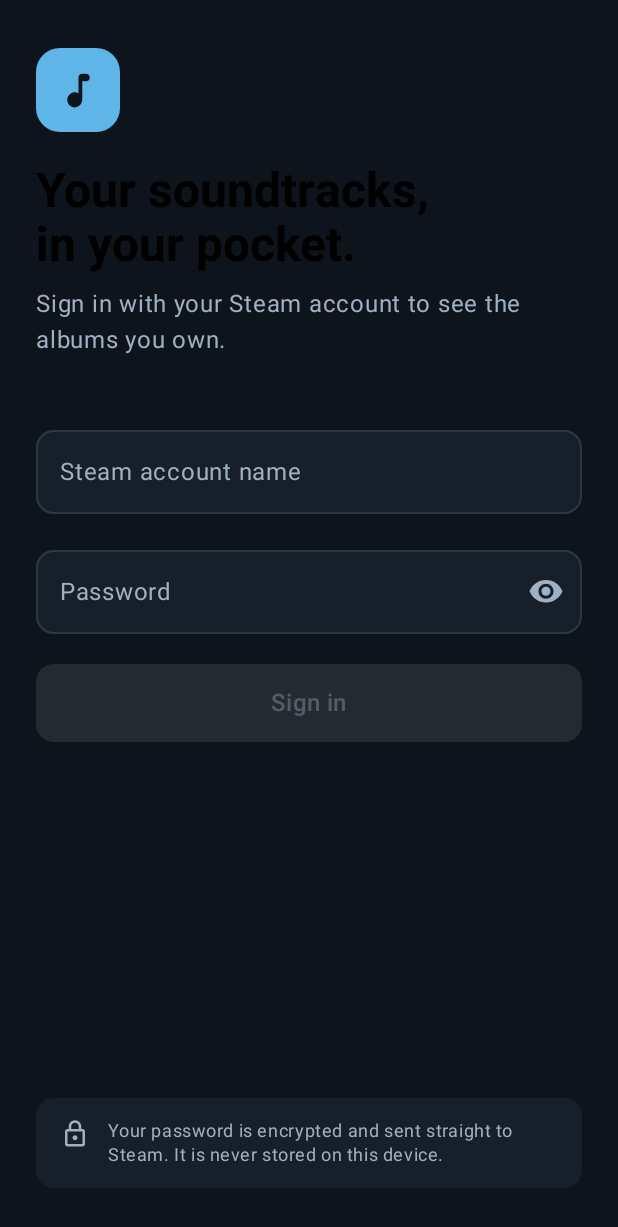
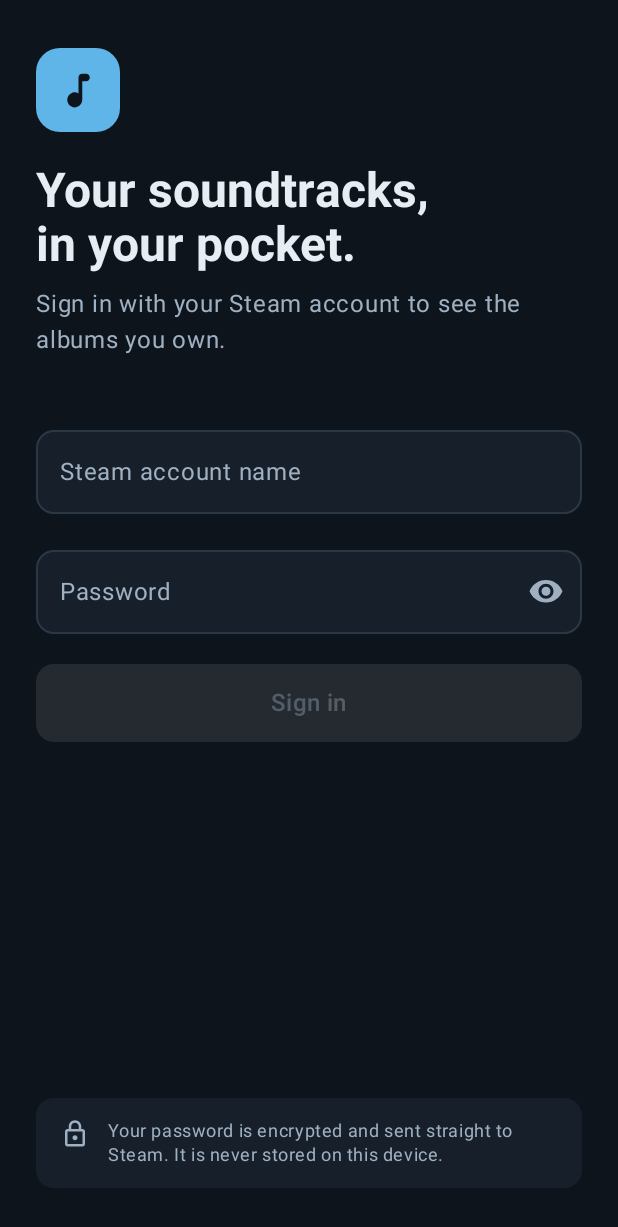
Before and after one commit to loki666/steam-soundtrack-player, an Android app built with Jetpack Compose: the screen it shows after launch (MainActivity), on a phone screen of 412 x 824 dp. Shown: the top 1227 px of the screen. Run offline under Robolectric (Android 15) with nearby library versions, the phone set to English and light mode, and no system bars; our stand-ins replace Navigation 3; libraries missing offline, so code that uses them is left out: kotlinx.coroutines.guava, org.bouncycastle.jce; pictures from the network do not load; 12 statements that could not run were skipped.

Commit message:
fix: default text to the theme's primary color
Screens paint their own backgrounds instead of sitting in a Surface, so
nothing set LocalContentColor and uncolored Text (the Library title, album
titles) rendered black on the dark background. SoundtrackTheme now provides
TextPrimary (#E6EDF3), as the design canvas does on each screen root.

Co-Authored-By: Claude Opus 5.5 <noreply@anthropic.com>

```diff
--- a/app/src/main/java/io/github/loki666/soundtrackplayer/ui/theme/Theme.kt
+++ b/app/src/main/java/io/github/loki666/soundtrackplayer/ui/theme/Theme.kt
@@ -1,9 +1,11 @@
 package io.github.loki666.soundtrackplayer.ui.theme
 
+import androidx.compose.material3.LocalContentColor
 import androidx.compose.material3.MaterialTheme
 import androidx.compose.material3.Typography
 import androidx.compose.material3.darkColorScheme
 import androidx.compose.runtime.Composable
+import androidx.compose.runtime.CompositionLocalProvider
 import androidx.compose.ui.graphics.Color
 import androidx.compose.ui.text.TextStyle
 import androidx.compose.ui.text.font.FontWeight
@@ -49,5 +51,9 @@ private val typography = base.copy(
 
 @Composable
 fun SoundtrackTheme(content: @Composable () -> Unit) {
-    MaterialTheme(colorScheme = colors, typography = typography, content = content)
+    MaterialTheme(colorScheme = colors, typography = typography) {
+        // Screens draw their own backgrounds instead of sitting in a Surface, so nothing else sets the
+        // content color: without this, uncolored Text falls back to black. Designs use TextPrimary.
+        CompositionLocalProvider(LocalContentColor provides colors.onBackground, content = content)
+    }
 }
```
